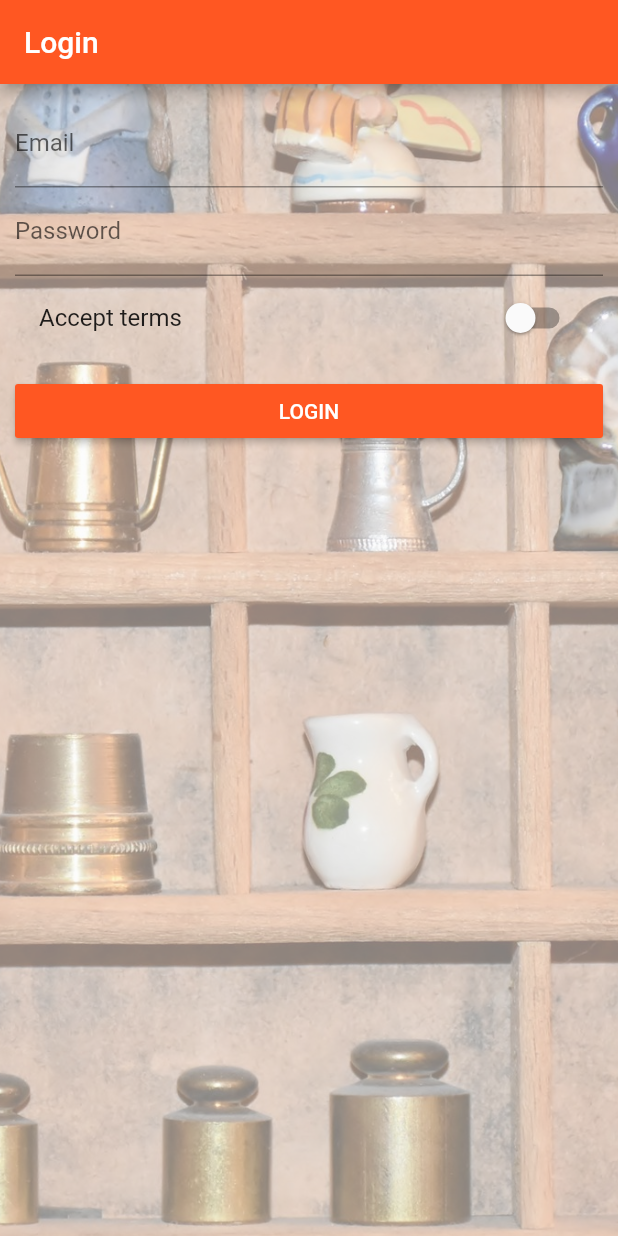
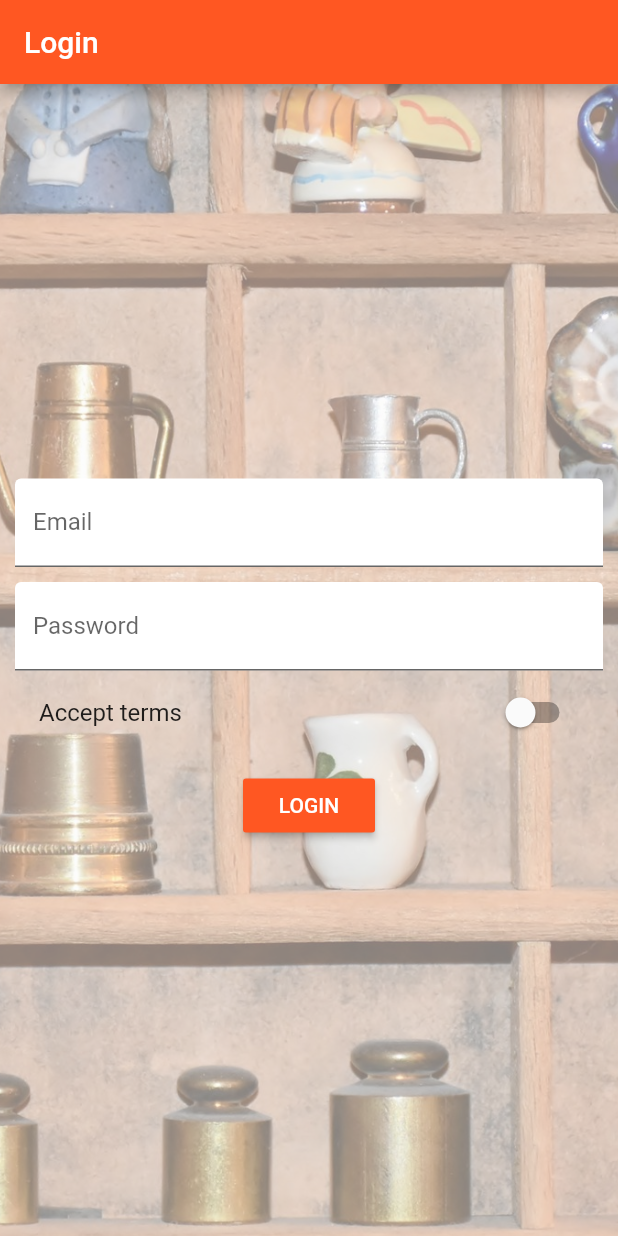
Before and after one commit to Jarkkohei/Flutter_course, a Flutter app: the screen it shows after launch, on a phone screen of 412 x 824 dp. Run offline on Flutter 3.47's test engine with Material 2 defaults, Android fonts, the phone set to English and light mode, and no system bars.

Commit message:
Refactor styling in login-screen

```diff
--- a/lib/pages/auth.dart
+++ b/lib/pages/auth.dart
@@ -30,10 +30,15 @@ class _AuthPageState extends State<AuthPage> {
           ),
         ),
         padding: EdgeInsets.all(10.0),
-        child: ListView(
+        child: Center(
+          child: SingleChildScrollView(
+            child: Column(
               children: [
                 TextField(
-              decoration: InputDecoration(labelText: 'Email'),
+                  decoration: InputDecoration(
+                      labelText: 'Email',
+                      filled: true,
+                      fillColor: Colors.white),
                   keyboardType: TextInputType.emailAddress,
                   onChanged: (String value) {
                     setState(() {
@@ -41,8 +46,12 @@ class _AuthPageState extends State<AuthPage> {
                     });
                   },
                 ),
+                SizedBox(height: 10.0),
                 TextField(
-              decoration: InputDecoration(labelText: 'Password'),
+                  decoration: InputDecoration(
+                      labelText: 'Password',
+                      filled: true,
+                      fillColor: Colors.white),
                   obscureText: true,
                   onChanged: (String value) {
                     setState(() {
@@ -73,6 +82,8 @@ class _AuthPageState extends State<AuthPage> {
               ],
             ),
           ),
+        ),
+      ),
     );
   }
 }
```
Lines whose indentation alone changed are shown as unchanged.
